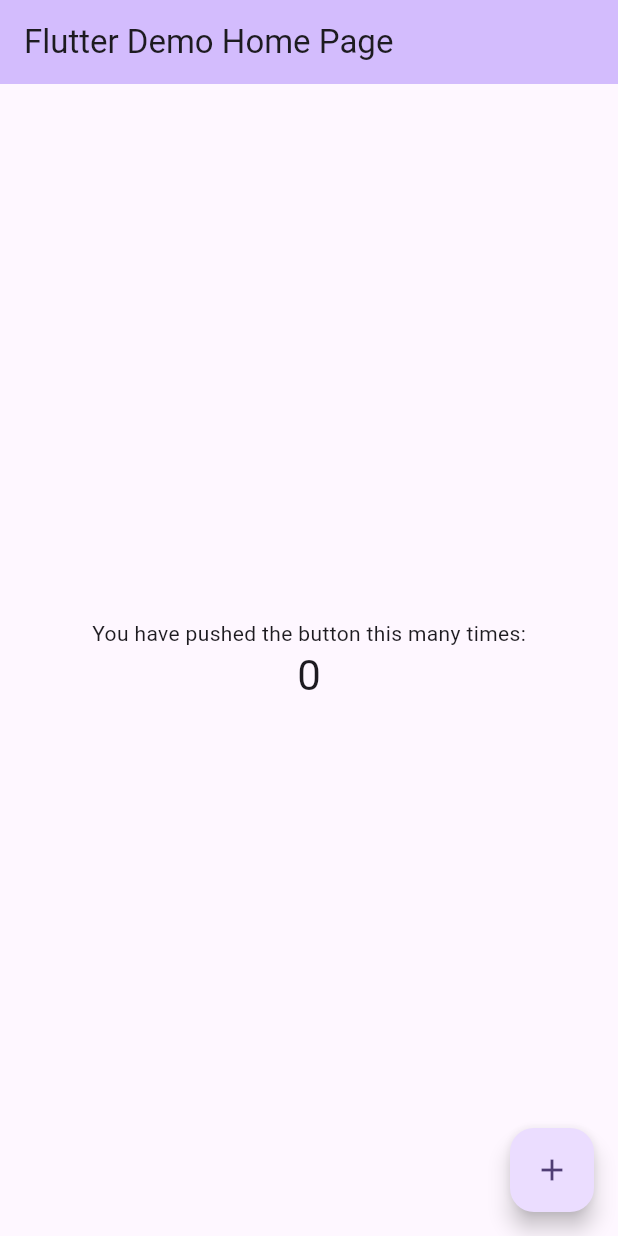
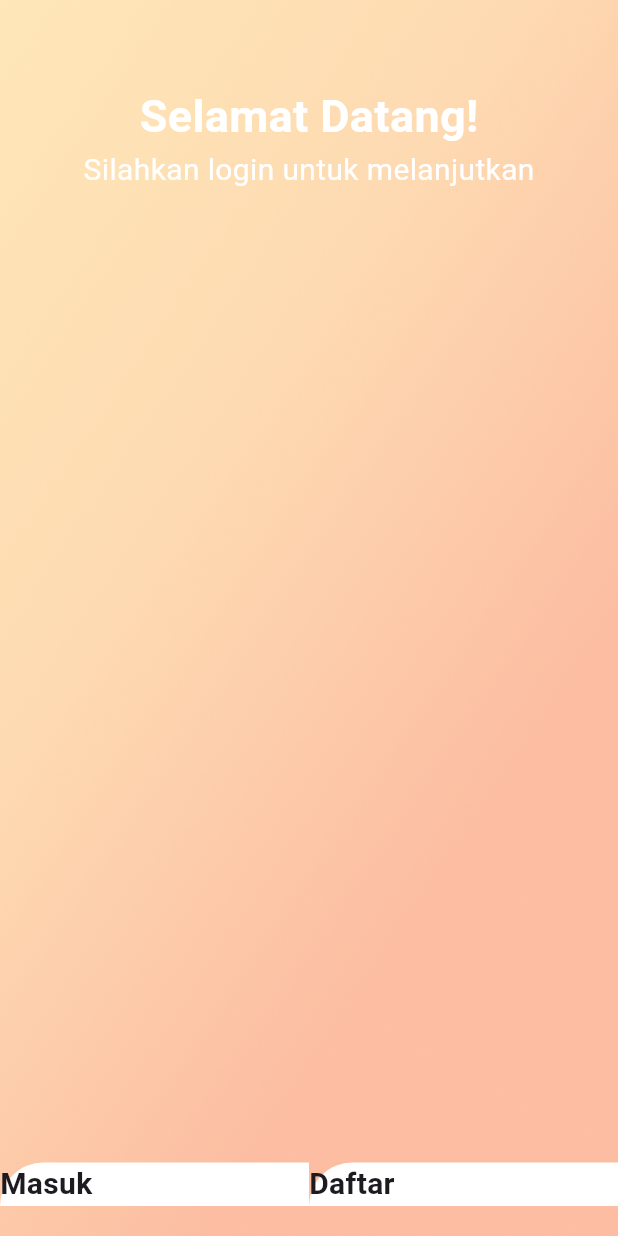
Before and after one commit to MiKami-IPPL/MiKami-Mobile, a Flutter app: the screen it shows after launch, on a phone screen of 412 x 824 dp. Run offline on Flutter 3.47's test engine with Material 3 defaults, Android fonts, the phone set to English and light mode, and no system bars.

Commit message:
update welcome screen, custom scaffold, add background, welcome button

```diff
--- a/lib/main.dart
+++ b/lib/main.dart
@@ -1,4 +1,6 @@
 import 'package:flutter/material.dart';
+import 'package:mikami_mobile/screens/welcome_screen.dart';
+import 'screens/login_screen.dart';
 
 void main() {
   runApp(const MyApp());
@@ -10,116 +12,9 @@ class MyApp extends StatelessWidget {
   // This widget is the root of your application.
   @override
   Widget build(BuildContext context) {
-    return MaterialApp(
-      title: 'Flutter Demo',
-      theme: ThemeData(
-        // This is the theme of your application.
-        //
-        // TRY THIS: Try running your application with "flutter run". You'll see
-        // the application has a purple toolbar. Then, without quitting the app,
-        // try changing the seedColor in the colorScheme below to Colors.green
-        // and then invoke "hot reload" (save your changes or press the "hot
-        // reload" button in a Flutter-supported IDE, or press "r" if you used
-        // the command line to start the app).
-        //
-        // Notice that the counter didn't reset back to zero; the application
-        // state is not lost during the reload. To reset the state, use hot
-        // restart instead.
-        //
-        // This works for code too, not just values: Most code changes can be
-        // tested with just a hot reload.
-        colorScheme: ColorScheme.fromSeed(seedColor: Colors.deepPurple),
-        useMaterial3: true,
-      ),
-      home: const MyHomePage(title: 'Flutter Demo Home Page'),
-    );
+    return const MaterialApp(
+      debugShowCheckedModeBanner: false,
+      home: WelcomeScreen(),
+    ); // MaterialApp
   }
 }
-
-class MyHomePage extends StatefulWidget {
-  const MyHomePage({super.key, required this.title});
-
-  // This widget is the home page of your application. It is stateful, meaning
-  // that it has a State object (defined below) that contains fields that affect
-  // how it looks.
-
-  // This class is the configuration for the state. It holds the values (in this
-  // case the title) provided by the parent (in this case the App widget) and
-  // used by the build method of the State. Fields in a Widget subclass are
-  // always marked "final".
-
-  final String title;
-
-  @override
-  State<MyHomePage> createState() => _MyHomePageState();
-}
-
-class _MyHomePageState extends State<MyHomePage> {
-  int _counter = 0;
-
-  void _incrementCounter() {
-    setState(() {
-      // This call to setState tells the Flutter framework that something has
-      // changed in this State, which causes it to rerun the build method below
-      // so that the display can reflect the updated values. If we changed
-      // _counter without calling setState(), then the build method would not be
-      // called again, and so nothing would appear to happen.
-      _counter++;
-    });
-  }
-
-  @override
-  Widget build(BuildContext context) {
-    // This method is rerun every time setState is called, for instance as done
-    // by the _incrementCounter method above.
-    //
-    // The Flutter framework has been optimized to make rerunning build methods
-    // fast, so that you can just rebuild anything that needs updating rather
-    // than having to individually change instances of widgets.
-    return Scaffold(
-      appBar: AppBar(
-        // TRY THIS: Try changing the color here to a specific color (to
-        // Colors.amber, perhaps?) and trigger a hot reload to see the AppBar
-        // change color while the other colors stay the same.
-        backgroundColor: Theme.of(context).colorScheme.inversePrimary,
-        // Here we take the value from the MyHomePage object that was created by
-        // the App.build method, and use it to set our appbar title.
-        title: Text(widget.title),
-      ),
-      body: Center(
-        // Center is a layout widget. It takes a single child and positions it
-        // in the middle of the parent.
-        child: Column(
-          // Column is also a layout widget. It takes a list of children and
-          // arranges them vertically. By default, it sizes itself to fit its
-          // children horizontally, and tries to be as tall as its parent.
-          //
-          // Column has various properties to control how it sizes itself and
-          // how it positions its children. Here we use mainAxisAlignment to
-          // center the children vertically; the main axis here is the vertical
-          // axis because Columns are vertical (the cross axis would be
-          // horizontal).
-          //
-          // TRY THIS: Invoke "debug painting" (choose the "Toggle Debug Paint"
-          // action in the IDE, or press "p" in the console), to see the
-          // wireframe for each widget.
-          mainAxisAlignment: MainAxisAlignment.center,
-          children: <Widget>[
-            const Text(
-              'You have pushed the button this many times:',
-            ),
-            Text(
-              '$_counter',
-              style: Theme.of(context).textTheme.headlineMedium,
-            ),
-          ],
-        ),
-      ),
-      floatingActionButton: FloatingActionButton(
-        onPressed: _incrementCounter,
-        tooltip: 'Increment',
-        child: const Icon(Icons.add),
-      ), // This trailing comma makes auto-formatting nicer for build methods.
-    );
-  }
-}
--- /dev/null
+++ b/lib/screens/login_screen.dart
@@ -0,0 +1,23 @@
+import 'package:flutter/material.dart';
+
+class LoginPage extends StatelessWidget {
+  const LoginPage({super.key});
+
+  @override
+  Widget build(BuildContext context) {
+    return Scaffold(
+      appBar: AppBar(
+        title: const Text('Login Page'),
+      ),
+      body: Center(
+        child: ElevatedButton(
+          onPressed: () {
+            // Navigate to the second screen using a named route.
+            Navigator.pushNamed(context, '/home');
+          },
+          child: const Text('Login'),
+        ),
+      ),
+    );
+  }
+}
--- /dev/null
+++ b/lib/screens/welcome_screen.dart
@@ -0,0 +1,57 @@
+import 'package:flutter/material.dart';
+import 'package:mikami_mobile/widgets/custom_scaffold.dart';
+import 'package:mikami_mobile/widgets/welcome_button.dart';
+
+class WelcomeScreen extends StatelessWidget {
+  const WelcomeScreen({super.key});
+
+  @override
+  Widget build(BuildContext context) {
+    return const CustomScaffold(
+      child: Column(
+        mainAxisAlignment: MainAxisAlignment.center,
+        children: [
+          Center(
+            child: Text(
+              'Selamat Datang!',
+              style: TextStyle(
+                fontSize: 30,
+                fontWeight: FontWeight.bold,
+                color: Colors.white,
+              ),
+            ),
+          ),
+          Center(
+            child: Text(
+              'Silahkan login untuk melanjutkan',
+              style: TextStyle(
+                fontSize: 20,
+                color: Colors.white,
+              ),
+            ),
+          ),
+          Flexible(
+              child: Align(
+            alignment: Alignment.bottomRight,
+            child: Row(
+              mainAxisAlignment: MainAxisAlignment.center,
+              children: [
+                Expanded(
+                  child: WelcomeButton(
+                    buttonText: 'Masuk',
+                  ),
+                ),
+                Expanded(
+                  child: WelcomeButton(
+                    buttonText: 'Daftar',
+                  ),
+                ),
+              ],
+            ),
+          )),
+          SizedBox(height: 20),
+        ],
+      ),
+    );
+  }
+}
--- /dev/null
+++ b/lib/widgets/custom_scaffold.dart
@@ -0,0 +1,27 @@
+import 'package:flutter/material.dart';
+
+class CustomScaffold extends StatelessWidget {
+  const CustomScaffold({super.key, this.child});
+  final Widget? child;
+  @override
+  Widget build(BuildContext context) {
+    return Scaffold(
+      appBar: AppBar(
+        backgroundColor: Colors.transparent,
+        elevation: 0,
+      ),
+      extendBodyBehindAppBar: true,
+      body: Stack(
+        children: [
+          Image.asset(
+            'assets/images/bg1.png',
+            fit: BoxFit.cover,
+            height: double.infinity,
+            width: double.infinity,
+          ),
+          SafeArea(child: child!),
+        ],
+      ),
+    );
+  }
+}
--- /dev/null
+++ b/lib/widgets/welcome_button.dart
@@ -0,0 +1,28 @@
+import 'package:flutter/material.dart';
+
+class WelcomeButton extends StatelessWidget {
+  const WelcomeButton({super.key, this.buttonText});
+  final String? buttonText;
+
+  @override
+  Widget build(BuildContext context) {
+    return GestureDetector(
+      onTap: () {},
+      child: Container(
+        decoration: const BoxDecoration(
+          color: Colors.white,
+          borderRadius: BorderRadius.only(
+            topLeft: Radius.circular(50),
+          ),
+        ),
+        child: Text(
+          buttonText!,
+          style: const TextStyle(
+            fontSize: 20,
+            fontWeight: FontWeight.bold,
+          ),
+        ),
+      ),
+    );
+  }
+}
--- a/pubspec.yaml
+++ b/pubspec.yaml
@@ -35,6 +35,7 @@ dependencies:
   # The following adds the Cupertino Icons font to your application.
   # Use with the CupertinoIcons class for iOS style icons.
   cupertino_icons: ^1.0.2
+  icons_plus: ^4.0.0
 
 dev_dependencies:
   flutter_test:
@@ -59,8 +60,8 @@ flutter:
   uses-material-design: true
 
   # To add assets to your application, add an assets section, like this:
-  # assets:
-  #   - images/a_dot_burr.jpeg
+  assets:
+      - assets/images/
   #   - images/a_dot_ham.jpeg
 
   # An image asset can refer to one or more resolution-specific "variants", see
```
Also changed, not shown: assets/images/bg1.png (added), lib/screens/forgot_password_screen.dart (added), lib/screens/register_screen.dart (added), pubspec.lock.
